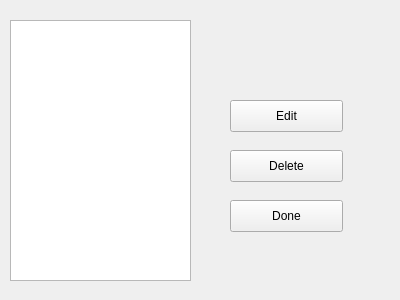
First picture: the form in curver/ui/curve_edit_list.ui, repository wiatrak2/curver, before the edit.
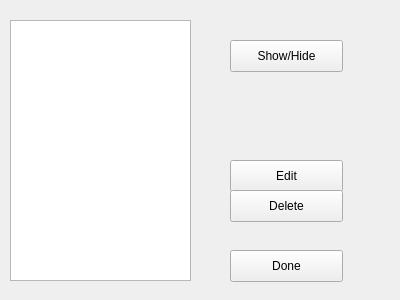
Second picture: the form after the edit.

The edit to the form file:
```diff
--- a/curver/ui/curve_edit_list.ui
+++ b/curver/ui/curve_edit_list.ui
@@ -27,7 +27,7 @@
    <property name="geometry">
     <rect>
      <x>230</x>
-     <y>100</y>
+     <y>160</y>
      <width>113</width>
      <height>32</height>
     </rect>
@@ -40,7 +40,7 @@
    <property name="geometry">
     <rect>
      <x>230</x>
-     <y>150</y>
+     <y>190</y>
      <width>113</width>
      <height>32</height>
     </rect>
@@ -53,7 +53,7 @@
    <property name="geometry">
     <rect>
      <x>230</x>
-     <y>200</y>
+     <y>250</y>
      <width>113</width>
      <height>32</height>
     </rect>
@@ -62,6 +62,19 @@
     <string>Done</string>
    </property>
   </widget>
+  <widget class="QPushButton" name="changeCurveVisibilityButton">
+   <property name="geometry">
+    <rect>
+     <x>230</x>
+     <y>40</y>
+     <width>113</width>
+     <height>32</height>
+    </rect>
+   </property>
+   <property name="text">
+    <string>Show/Hide</string>
+   </property>
+  </widget>
  </widget>
  <resources/>
  <connections/>
```
